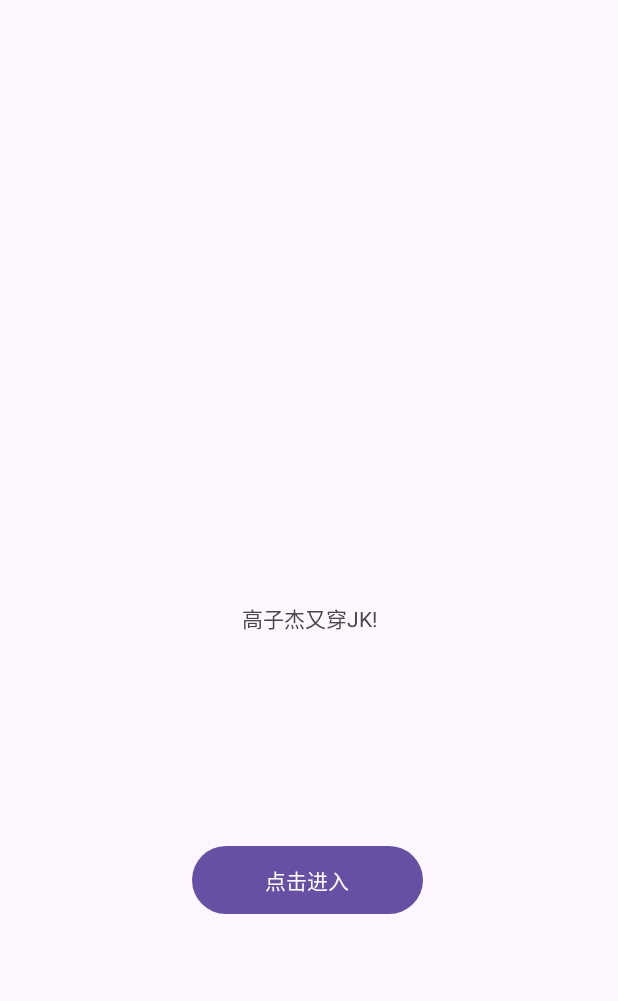
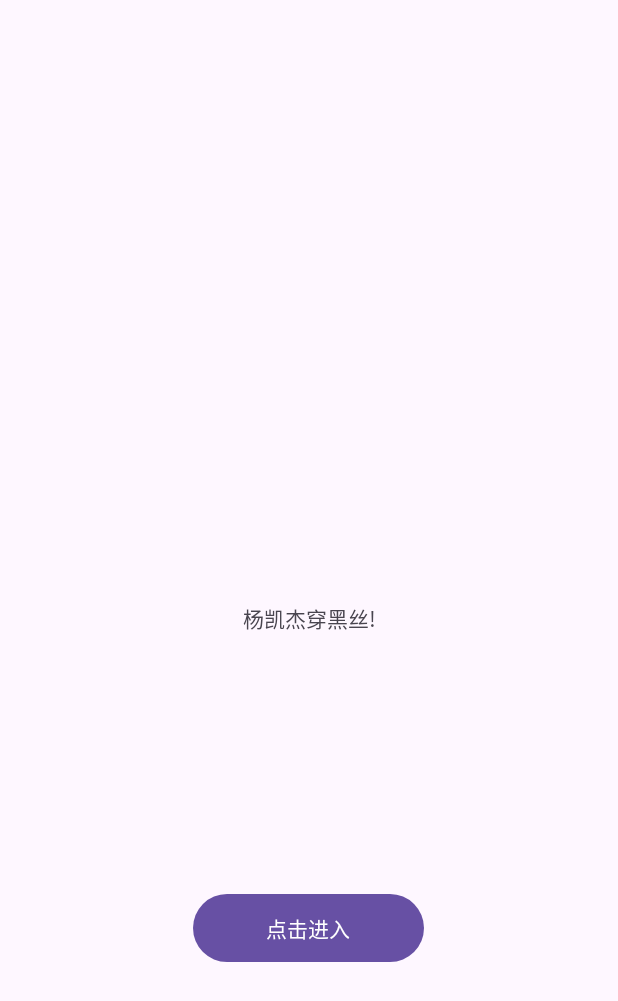
Before and after one commit to xsneser/TkForBISTU-lesson, an Android app: the screen it shows after launch (MainActivity), on a phone screen of 412 x 824 dp. Shown: the top 1001 px of the screen. Run offline under Robolectric (Android 15) with nearby library versions, the phone set to English and light mode, and no system bars.

Commit message:
杨凯杰

```diff
--- a/app/src/main/res/layout/activity_main.xml
+++ b/app/src/main/res/layout/activity_main.xml
@@ -10,7 +10,7 @@
         android:id="@+id/textView"
         android:layout_width="wrap_content"
         android:layout_height="wrap_content"
-        android:text="高子杰又穿JK!"
+        android:text="杨凯杰穿黑丝!"
         app:layout_constraintBottom_toBottomOf="parent"
         app:layout_constraintEnd_toEndOf="parent"
         app:layout_constraintStart_toStartOf="parent"
@@ -23,9 +23,9 @@
         android:text="点击进入"
         app:layout_constraintBottom_toBottomOf="parent"
         app:layout_constraintEnd_toEndOf="parent"
-        app:layout_constraintHorizontal_bias="0.497"
+        app:layout_constraintHorizontal_bias="0.498"
         app:layout_constraintStart_toStartOf="parent"
         app:layout_constraintTop_toBottomOf="@+id/textView"
-        app:layout_constraintVertical_bias="0.394" />
+        app:layout_constraintVertical_bias="0.486" />
 
 </androidx.constraintlayout.widget.ConstraintLayout>
```
